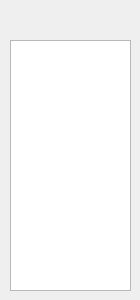
Above: Update/Logic_Gate_Simulator/Dialogs/widget_customgates.ui from ElliotHarding/Logic-Gate-Simulator before the change. Below: the same form after it.
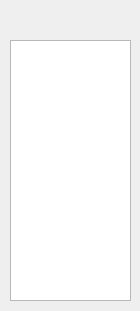
That is the form after the change. Icons and pictures are not drawn.

```diff
--- a/Update/Logic_Gate_Simulator/Dialogs/widget_customgates.ui
+++ b/Update/Logic_Gate_Simulator/Dialogs/widget_customgates.ui
@@ -7,7 +7,7 @@
     <x>0</x>
     <y>0</y>
     <width>140</width>
-    <height>300</height>
+    <height>311</height>
    </rect>
   </property>
   <property name="windowTitle">
@@ -25,7 +25,7 @@
      <x>10</x>
      <y>40</y>
      <width>121</width>
-     <height>251</height>
+     <height>261</height>
     </rect>
    </property>
   </widget>
```
